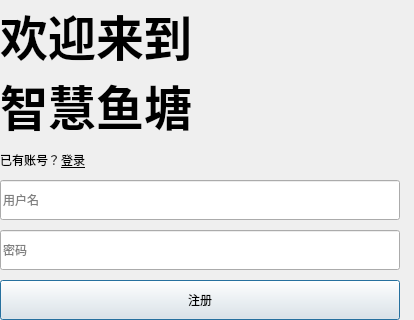
Qt form client/ui/src/register.ui (Polar-Pumpkin/smartpond-client) before a commit.
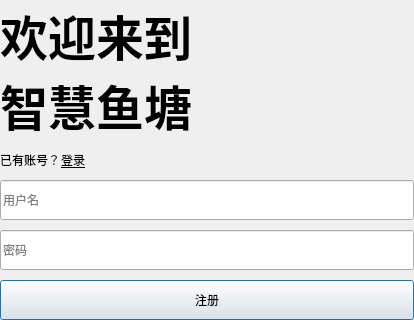
The same form after that commit.

What changed in the file:
```diff
--- a/client/ui/src/register.ui
+++ b/client/ui/src/register.ui
@@ -104,13 +104,13 @@
       <widget class="QLineEdit" name="username">
        <property name="minimumSize">
         <size>
-         <width>400</width>
+         <width>0</width>
          <height>40</height>
         </size>
        </property>
        <property name="maximumSize">
         <size>
-         <width>400</width>
+         <width>16777215</width>
          <height>40</height>
         </size>
        </property>
@@ -126,13 +126,13 @@
       <widget class="QLineEdit" name="password">
        <property name="minimumSize">
         <size>
-         <width>400</width>
+         <width>0</width>
          <height>40</height>
         </size>
        </property>
        <property name="maximumSize">
         <size>
-         <width>400</width>
+         <width>16777215</width>
          <height>40</height>
         </size>
        </property>
@@ -153,13 +153,13 @@
     <widget class="QPushButton" name="reg">
      <property name="minimumSize">
       <size>
-       <width>400</width>
+       <width>0</width>
        <height>40</height>
       </size>
      </property>
      <property name="maximumSize">
       <size>
-       <width>400</width>
+       <width>16777215</width>
        <height>40</height>
       </size>
      </property>
```
